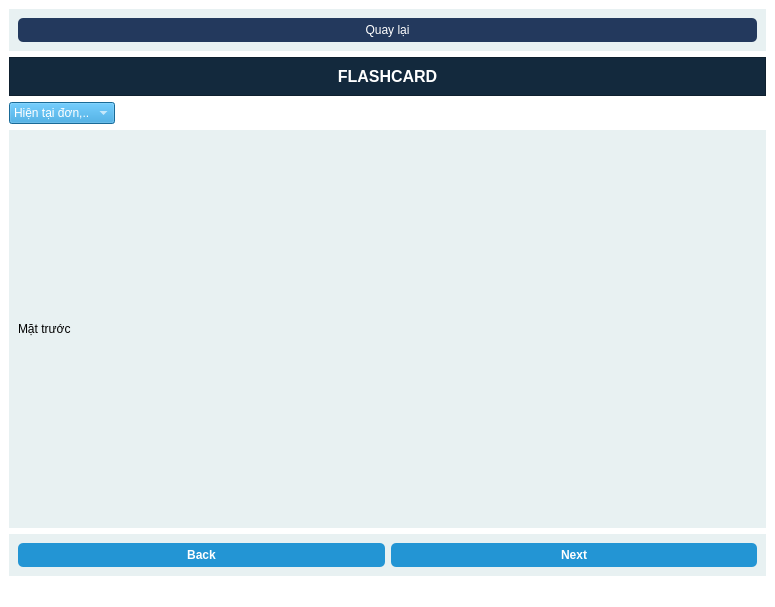
Old version of the form flashcard2.ui in the repository ngocanh1192006/English_app.
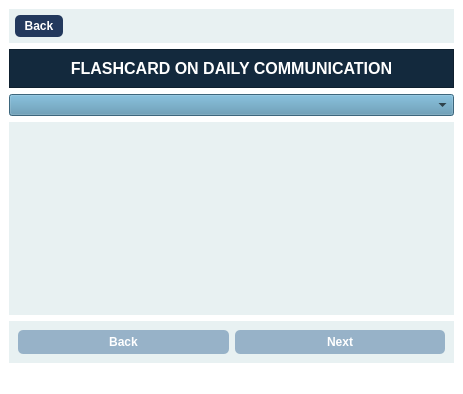
New version of the form. The open tabs and pages were chosen to show the change. Icons and pictures are not drawn.

The edit to the form file:
```diff
--- a/flashcard2.ui
+++ b/flashcard2.ui
@@ -6,8 +6,8 @@
    <rect>
     <x>0</x>
     <y>0</y>
-    <width>775</width>
-    <height>607</height>
+    <width>457</width>
+    <height>394</height>
    </rect>
   </property>
   <property name="windowTitle">
@@ -24,6 +24,12 @@
    <layout class="QVBoxLayout" name="verticalLayout">
     <item>
      <widget class="QWidget" name="widget_2" native="true">
+      <property name="minimumSize">
+       <size>
+        <width>445</width>
+        <height>34</height>
+       </size>
+      </property>
       <property name="styleSheet">
        <string notr="true">QWidget {
     background-color: #e8f1f2; /* Màu vàng nhạt */
@@ -39,19 +45,45 @@
     background-color: rgb(255, 140, 0); /* Màu cam đậm khi hover */
 }</string>
       </property>
-      <layout class="QHBoxLayout" name="horizontalLayout_5">
-       <item>
-        <widget class="QPushButton" name="pushButton_3">
-         <property name="text">
-          <string>Quay lại</string>
-         </property>
-         <property name="icon">
-          <iconset resource="../../OneDrive/Pictures/resource files.qrc">
-           <normaloff>:/icons/chevron-left.svg</normaloff>:/icons/chevron-left.svg</iconset>
-         </property>
-        </widget>
-       </item>
-      </layout>
+      <widget class="QPushButton" name="pushButton_3">
+       <property name="geometry">
+        <rect>
+         <x>6</x>
+         <y>6</y>
+         <width>48</width>
+         <height>22</height>
+        </rect>
+       </property>
+       <property name="font">
+        <font>
+         <pointsize>9</pointsize>
+         <weight>75</weight>
+         <bold>true</bold>
+        </font>
+       </property>
+       <property name="styleSheet">
+        <string notr="true">QWidget {
+    background-color: #e8f1f2; /* Màu vàng nhạt */
+}
+QPushButton {
+    background-color: #23395d; /*mau xanh  */
+    color: white; /* Chữ màu trắng */
+    border-radius: 5px;
+    padding: 5px;
+}
+
+QPushButton:hover {
+    background-color: rgb(255, 140, 0); /* Màu cam đậm khi hover */
+}</string>
+       </property>
+       <property name="text">
+        <string>Back</string>
+       </property>
+       <property name="icon">
+        <iconset>
+         <normaloff>../../../icons8-play-48 - Copy.png</normaloff>../../../icons8-play-48 - Copy.png</iconset>
+       </property>
+      </widget>
      </widget>
     </item>
     <item>
@@ -80,7 +112,7 @@
 color: #fff;</string>
          </property>
          <property name="text">
-          <string>FLASHCARD</string>
+          <string>FLASHCARD ON DAILY COMMUNICATION</string>
          </property>
          <property name="alignment">
           <set>Qt::AlignCenter</set>
@@ -90,17 +122,14 @@
       </layout>
      </widget>
     </item>
-    <item alignment="Qt::AlignLeft">
+    <item>
      <widget class="QComboBox" name="comboBox">
       <property name="styleSheet">
-       <string notr="true">background-color: rgb(35, 149, 212);
-color: #fff</string>
+       <string notr="true">background-color: rgb(85, 143, 174);
+color: rgb(0, 0, 0);
+font-weight: bold;
+</string>
       </property>
-      <item>
-       <property name="text">
-        <string>Hiện tại đơn,..</string>
-       </property>
-      </item>
      </widget>
     </item>
     <item>
@@ -115,8 +144,25 @@
        <layout class="QHBoxLayout" name="horizontalLayout_4">
         <item>
          <widget class="QLabel" name="label">
+          <property name="font">
+           <font>
+            <pointsize>15</pointsize>
+            <weight>75</weight>
+            <bold>true</bold>
+           </font>
+          </property>
+          <property name="layoutDirection">
+           <enum>Qt::LeftToRight</enum>
+          </property>
+          <property name="styleSheet">
+           <string notr="true">color: rgb(0, 0, 0);
+font-weight: bold;</string>
+          </property>
           <property name="text">
-           <string>Mặt trước</string>
+           <string/>
+          </property>
+          <property name="alignment">
+           <set>Qt::AlignCenter</set>
           </property>
          </widget>
         </item>
@@ -160,7 +206,7 @@
          </property>
          <property name="styleSheet">
           <string notr="true">QPushButton {
-    background-color: #2395d4; /* Màu xanh */
+    background-color: rgb(151, 178, 200); /* Màu xanh */
     color: white; /* Chữ màu trắng */
     border-radius: 5px;
     padding: 5px;
@@ -172,8 +218,7 @@
 
 QPushButton:pressed {
     background-color: #145c8c; /* Màu xanh tối khi nhấn */
-}
-</string>
+}</string>
          </property>
          <property name="text">
           <string>Back</string>
@@ -190,7 +235,7 @@
          </property>
          <property name="styleSheet">
           <string notr="true">QPushButton {
-    background-color: #2395d4; /* Màu xanh */
+    background-color: rgb(151, 178, 200); /* Màu xanh */
     color: white; /* Chữ màu trắng */
     border-radius: 5px;
     padding: 5px;
@@ -202,8 +247,7 @@
 
 QPushButton:pressed {
     background-color: #145c8c; /* Màu xanh tối khi nhấn */
-}
-</string>
+}</string>
          </property>
          <property name="text">
           <string>Next</string>
```
Left out of the diff: 10 changed lines with no effect on the pictures.
